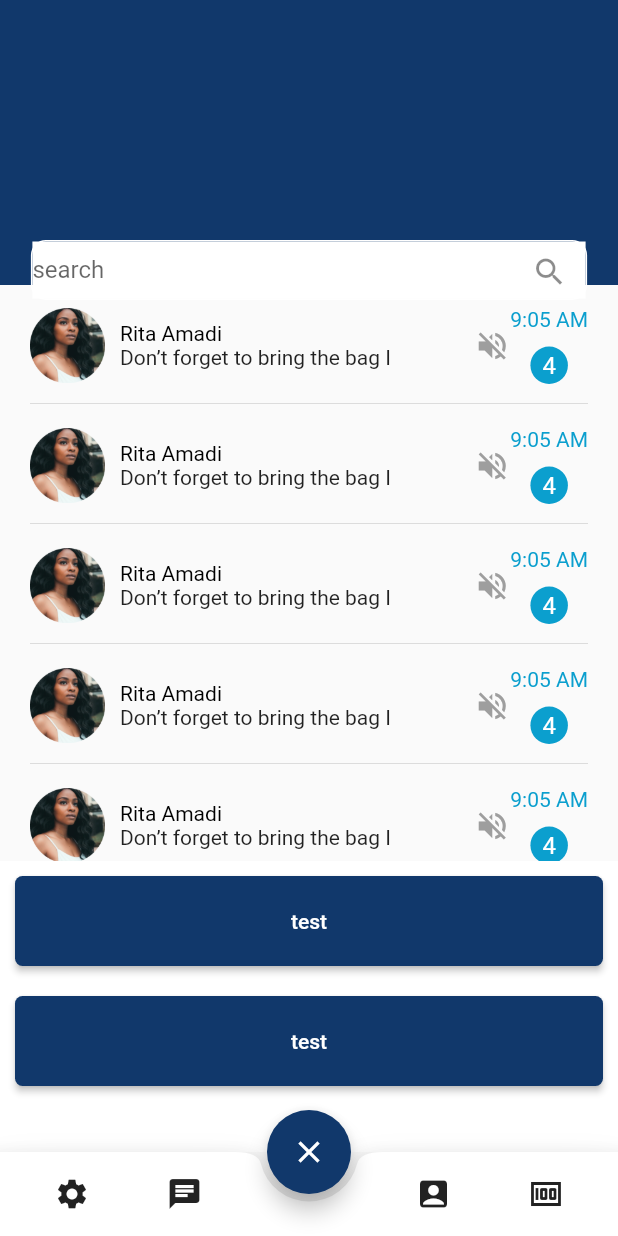
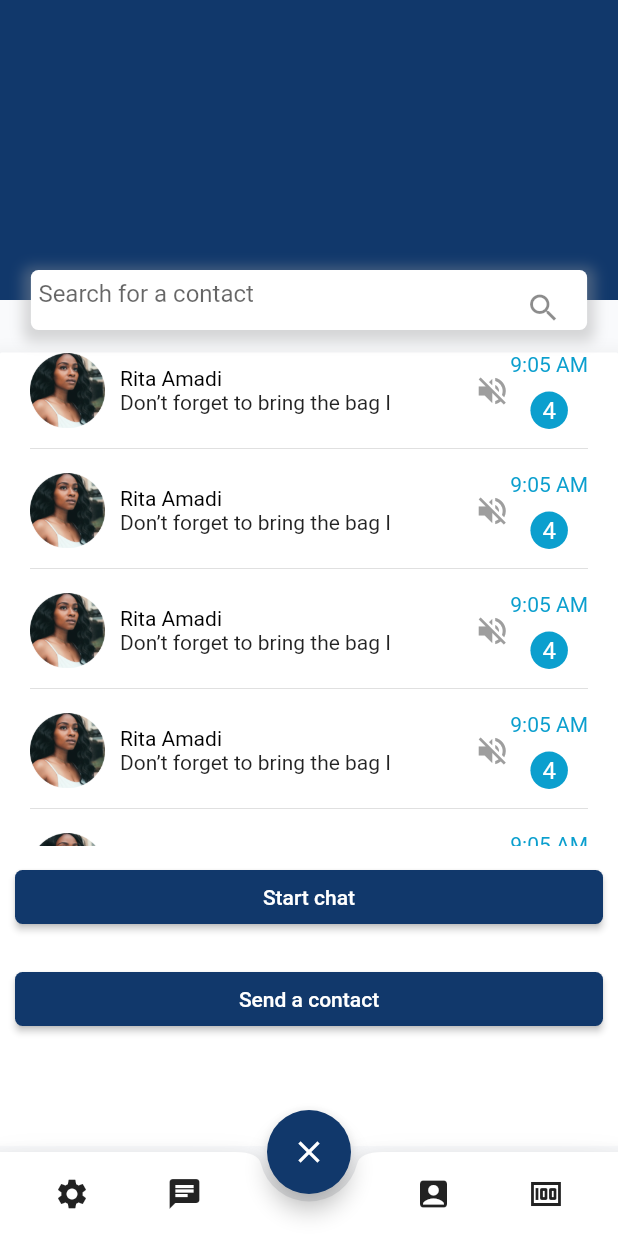
Before and after one commit to maysakhamis10/flutter_app_ui_chat_test, a Flutter app: the screen it shows after launch, after a tap on the "add" icon, on a phone screen of 412 x 824 dp. Run offline on Flutter 3.47's test engine with Material 2 defaults, Android fonts, the phone set to English and light mode, and no system bars; our stand-ins replace audioplayers, camera, file, flutter_screenutil, permission_handler, rxdart; missing offline and left inert: audio_recorder; Roboto replaces fonts that are missing (Gamja Flower, OpenSansSemiBold).

Commit message:
finish ui

```diff
--- a/lib/Screens/ChatScreen.dart
+++ b/lib/Screens/ChatScreen.dart
@@ -14,6 +14,8 @@ import '../Utils/AppColors.dart';
 import '../Utils/AppColors.dart';
 import 'TakeAPicutre.dart';
 import 'package:permission_handler/permission_handler.dart';
+
+import 'colors.dart';
 
 
 class MyChatScreen extends StatefulWidget {
@@ -67,7 +69,9 @@ class _MyChatState extends State<MyChatScreen> {
 
 
   Widget buildListOfMessages(){
-    return Flexible(
+    return
+
+      Flexible(
       child: new ListView.builder(
         padding: new EdgeInsets.all(8.0),
         reverse: true,
--- a/lib/Screens/colors.dart
+++ b/lib/Screens/colors.dart
@@ -6,6 +6,8 @@ const backgroundColor = Color(0xFF000000);
 
 const whiteColor = Color(0xFFFFFFFF);
 
+const whileColorBackground = Color(0xFFF9fafc);
+
 const blueColor = Color(0xff8DDDFF);
 
 const yellowColor = Color(0xffFFCD4B);
--- a/lib/Screens/home_page.dart
+++ b/lib/Screens/home_page.dart
@@ -92,6 +92,7 @@ class _HomePageState extends State<HomePage> with TickerProviderStateMixin {
     SystemChrome.setSystemUIOverlayStyle(
         SystemUiOverlayStyle(statusBarColor: primaryColor));
     return Scaffold(
+      backgroundColor: whileColorBackground,
       resizeToAvoidBottomPadding: false,
       resizeToAvoidBottomInset: false,
       floatingActionButtonLocation: FloatingActionButtonLocation.centerDocked,
@@ -104,8 +105,7 @@ class _HomePageState extends State<HomePage> with TickerProviderStateMixin {
             animate();
           }),
       bottomNavigationBar: getBottomAppBar(),
-      body:
-      Stack(
+      body: Stack(
         alignment: Alignment.center,
       children: [
         Column(
@@ -118,53 +118,58 @@ class _HomePageState extends State<HomePage> with TickerProviderStateMixin {
           ],
         ),
         Visibility(
-            visible: isClicked ? false : true ,
+          visible: isClicked ? false : true,
           child:
           Positioned(
-            top: isClicked ? 80 : 160,
-            child:
-            //Container(
-            // animation: _controller,
-            //  builder: (BuildContext context, Widget child) {
-            Container(
-              decoration: BoxDecoration(
-                  border: Border.all(color: Colors.white),
-                  borderRadius: BorderRadius.all(Radius.circular(10))),
+            top: isClicked ? 80 : 180,
+            child: Container(
               height: 40,
-              width: ScreenUtil().screenWidth * 0.9,
-              child:
-              Container(
-                color: whiteColor,
+              // margin: EdgeInsets.only(left :20.0 , right: 20.0),
+              width: ScreenUtil().screenWidth*0.9,
+              child: Container(
+                margin: EdgeInsets.all(5.0),
                 child: TextFormField(
                   enabled: true,
                   decoration: InputDecoration(
-                      hintText: 'search',
+                      hintText: 'Search for a contact',
                       border: InputBorder.none,
-                      ///filled: true,
                       fillColor: Colors.white,
                       suffixIcon: IconButton(
                         icon: Icon(Icons.search),
                         onPressed: () {
                           setState(() {
-                            if(isClicked){
+                            if (isClicked) {
                               isClicked = false;
                             }
-                            else{
+                            else {
                               isClicked = true;
                             }
                           });
                         },)),
                 ),
               ),
+              decoration: BoxDecoration(
+                color: whiteColor,
+                borderRadius: BorderRadius.all(Radius.circular(5)),
+                boxShadow: [
+                  BoxShadow(
+                    color: Colors.grey.withOpacity(0.4),
+                    spreadRadius: 5,
+                    blurRadius: 7,
+                    offset: Offset(0, 3), // changes position of shadow
+                  ),
+                ],
+              ),
             ),
 
           ),
         ),
         Positioned(
-            top: ScreenUtil().screenHeight - 250,
+          top: ScreenUtil().screenHeight - 260,
           child: getAnimatedSheet(),
         )
-        ],
+      ]
+      ,
     ),
     );
   }
@@ -175,7 +180,7 @@ class _HomePageState extends State<HomePage> with TickerProviderStateMixin {
       child:
       Container(
         margin: EdgeInsets.only(bottom: 15),
-        height: 190,
+        height: 200,
         color: primaryColor,
       ),
     );
@@ -184,58 +189,97 @@ class _HomePageState extends State<HomePage> with TickerProviderStateMixin {
   Widget buildWhiteBar() {
     return Visibility(
         visible: isClicked ? true : false
-        ,child:
+        , child:
     Container(
+      height: 260,
+
+      child: SingleChildScrollView(
+            child: Container(
+              decoration: BoxDecoration(
+                color: whiteColor,
+                borderRadius: BorderRadius.all(Radius.circular(1)),
+                boxShadow: [
+                  BoxShadow(
+                    color: Colors.grey.withOpacity(0.1),
+                    spreadRadius: 5,
+                    blurRadius: 7,
+                    offset: Offset(0, 3), // changes position of shadow
+                  ),
+                ],
+              ),
               alignment: Alignment.center,
               width: ScreenUtil().screenWidth,
-        margin: EdgeInsets.only(bottom: 15),
-        height: 200,
-        color: Colors.white54,
-        child:
-       Container(
-         margin: EdgeInsets.only(top: 80,left: 10),
-         child:  Column(
+              margin: EdgeInsets.all(10),
+              child: Column(
                 crossAxisAlignment: CrossAxisAlignment.start,
                 children: [
+                  SizedBox(height: 60,),
+
+                  Container(child: Text('New Chat', style: TextStyle(
+                      color: Colors.black, fontWeight: FontWeight.bold,fontSize: 18)),
+                  margin: EdgeInsets.only(left : 10 ),),
+                  SizedBox(height: 20,),
                   Container(
-               decoration: BoxDecoration(
-                   border: Border.all(color: Colors.white),
-                   borderRadius: BorderRadius.all(Radius.circular(10))),
                     height: 40,
-               width: ScreenUtil().screenWidth * 0.9,
-               child:    Container(
-                 color: whiteColor,
+                    margin: EdgeInsets.only(left :10.0 , right: 10.0),
+                    width: ScreenUtil().screenWidth,
+                    child: Container(
+                      margin: EdgeInsets.all(5.0),
                       child: TextFormField(
                         enabled: true,
                         decoration: InputDecoration(
-                       hintText: 'search',
+                            hintText: 'Search for a contact',
                             border: InputBorder.none,
-                       ///filled: true,
                             fillColor: Colors.white,
                             suffixIcon: IconButton(
                               icon: Icon(Icons.search),
                               onPressed: () {
                                 setState(() {
-                             if(isClicked){
+                                  if (isClicked) {
                                     isClicked = false;
                                   }
-                             else{
+                                  else {
                                     isClicked = true;
                                   }
                                 });
                               },)),
                       ),
                     ),
+                    decoration: BoxDecoration(
+                      color: whiteColor,
+                      borderRadius: BorderRadius.all(Radius.circular(5)),
+                      boxShadow: [
+                        BoxShadow(
+                          color: Colors.grey.withOpacity(0.4),
+                          spreadRadius: 5,
+                          blurRadius: 7,
+                          offset: Offset(0, 3), // changes position of shadow
                         ),
-             SizedBox(height: 10,),
-             Text('New Chat', style: TextStyle(color: Colors.black,fontWeight: FontWeight.bold) ),
-             SizedBox(height: 10,),
-             Text('New Group', style: TextStyle(color: Colors.black,fontWeight: FontWeight.bold) ),
-             SizedBox(height: 10,),
-
                       ],
                     ),
-       )
+
+                  ),
+                  SizedBox(height: 20,),
+                  Row(children: [
+                    SizedBox(width: 20,),
+                    Icon(Icons.group,color: primaryColor,),
+                    SizedBox(width: 20,),
+                    Text('Create New Group', style: TextStyle(
+                      color: Colors.black, fontWeight: FontWeight.bold)),],),
+                  SizedBox(height: 20,),
+                  Row(children: [
+                    SizedBox(width: 20,),
+                    Icon(Icons.group_add_sharp,color: primaryColor,)
+                    ,SizedBox(width: 20,),Text('Create New Account', style: TextStyle(
+                        color: Colors.black, fontWeight: FontWeight.bold)),
+                  SizedBox(height: 10,),
+                ],
+              ),
+                  SizedBox(height: 20,),
+                ]
+            ),
+          ),
+      ),
     )
     );
   }
@@ -274,8 +318,22 @@ class _HomePageState extends State<HomePage> with TickerProviderStateMixin {
   }
 
   getMessagesListWidget() {
-    return ListView.builder(
-        shrinkWrap: true,
+    return Container(
+      margin: EdgeInsets.only(top: 20),
+      decoration: BoxDecoration(
+        color: whiteColor,
+        borderRadius: BorderRadius.all(Radius.circular(1)),
+        boxShadow: [
+          BoxShadow(
+            color: Colors.grey.withOpacity(0.1),
+            spreadRadius: 5,
+            blurRadius: 7,
+            offset: Offset(0, 3), // changes position of shadow
+          ),
+        ],
+      ),
+      child: ListView.builder(
+          //shrinkWrap: true,
           itemCount: messageItems.length,
           itemBuilder: (BuildContext context, int index) {
             return Padding(
@@ -344,7 +402,8 @@ class _HomePageState extends State<HomePage> with TickerProviderStateMixin {
                     child: Divider(),
                   )
                 ]));
-        });
+          }),
+    );
   }
 
   animate() {
@@ -380,10 +439,10 @@ class _HomePageState extends State<HomePage> with TickerProviderStateMixin {
           children: <Widget>[
             Container(
                 margin: EdgeInsets.all(10.0),
-                width: 200,
-                height: 60,
+                width: 180,
+                // height: 60,
                 child: RaisedButton(
-                    child: Text('test'),
+                    child: Text('Start chat'),
                     onPressed: () => {
                       //Navigator.pop(context),
                       _controller.forward()
@@ -394,10 +453,10 @@ class _HomePageState extends State<HomePage> with TickerProviderStateMixin {
                         borderRadius: BorderRadius.circular(5)))),
             Container(
                 margin: EdgeInsets.all(10.0),
-                width: 200,
-                height: 60,
+                width: 180,
+                // height: 60,
                 child: RaisedButton(
-                    child: Text('test'),
+                    child: Text('Send a contact'),
                     onPressed: () => {
                       Navigator.pop(context),
                     },
```
Lines whose indentation alone changed are shown as unchanged.
